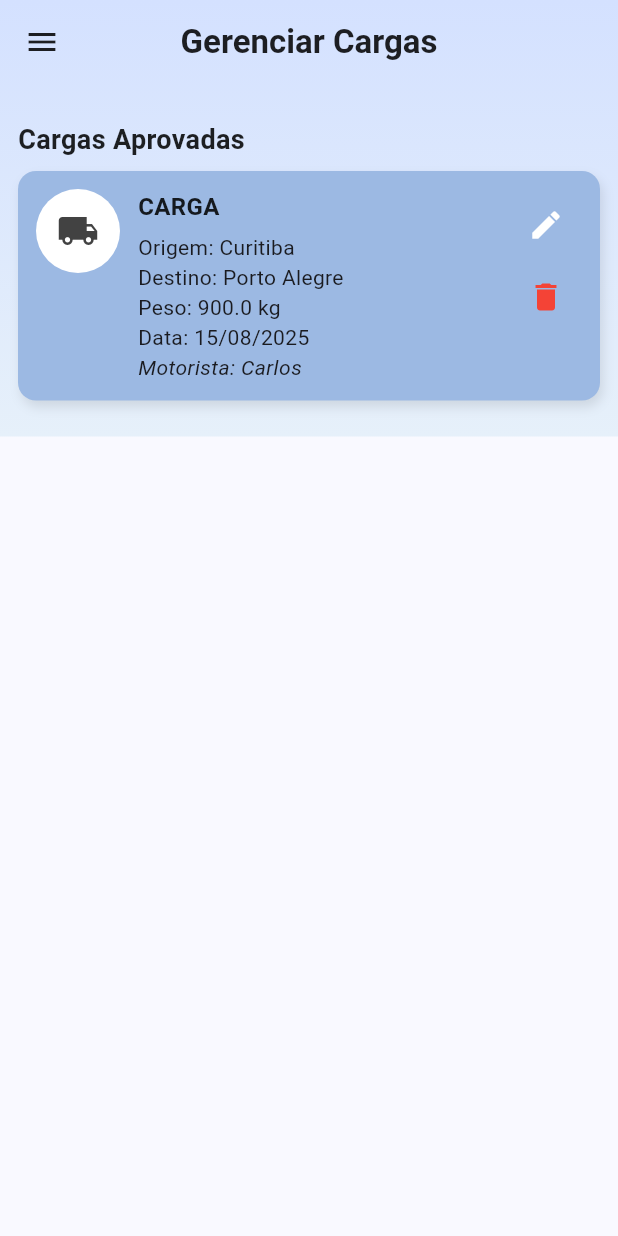
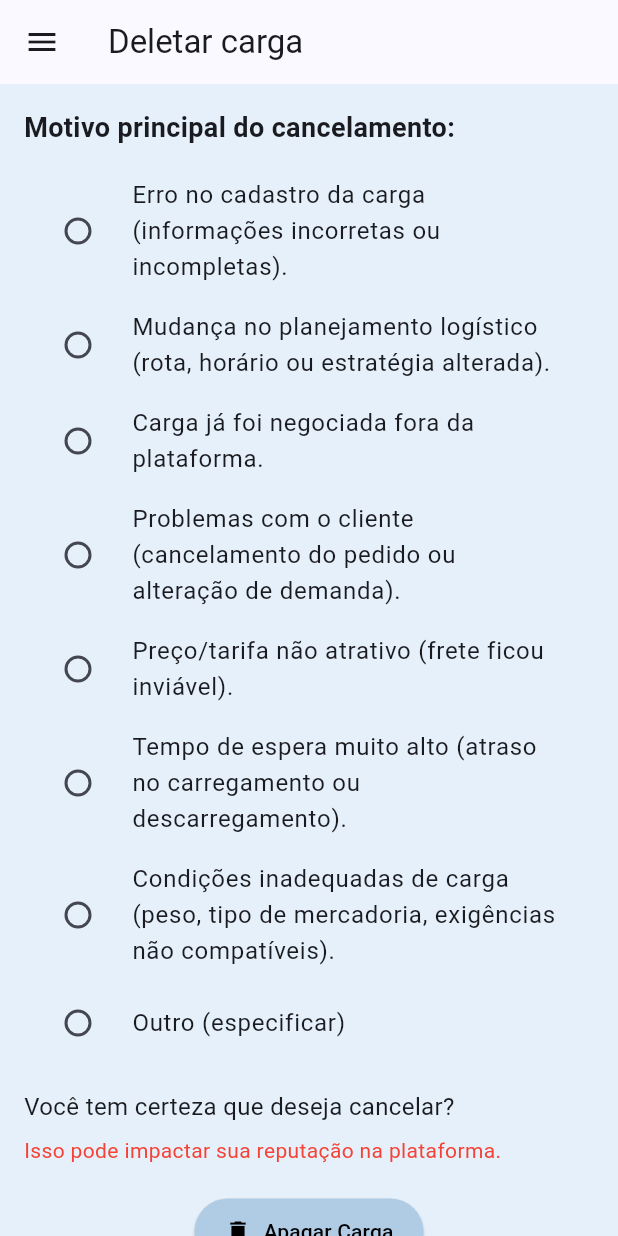
Before and after one commit to JoaoPedroPiceli/TruckLoad, a Flutter app: the CargasPendentes screen opened directly, after a tap on the "delete" icon, on a phone screen of 412 x 824 dp. Run offline on Flutter 3.47's test engine with Material 3 defaults, Android fonts, the phone set to English and light mode, and no system bars; our stand-ins replace mask_text_input_formatter.

Commit message:
Tela de deletar cargas adicionada

```diff
--- a/truckload/lib/screens/empresas/tela_cargasPendentes.dart
+++ b/truckload/lib/screens/empresas/tela_cargasPendentes.dart
@@ -2,6 +2,7 @@ import 'package:flutter/material.dart';
 import 'package:intl/intl.dart';
 import 'package:truckload/screens/empresas/tela_menuEmpresarial.dart';
 import 'package:truckload/screens/empresas/tela_editarCarga.dart';
+import 'package:truckload/screens/empresas/tela_deletarCargas.dart';
 
 // modelo de Carga
 class Carga {
@@ -54,6 +55,7 @@ class _CargasPendentesState extends State<CargasPendentes> {
     List<Carga> aprovadas = cargas.where((c) => c.aprovada).toList();
 
     return Scaffold(
+      backgroundColor: const Color(0xFFE6F0FA),
       appBar: AppBar(
         backgroundColor: Colors.transparent,
         elevation: 0,
@@ -73,15 +75,7 @@ class _CargasPendentesState extends State<CargasPendentes> {
         centerTitle: true,
       ),
       extendBodyBehindAppBar: true,
-      body: Container(
-        decoration: const BoxDecoration(
-          gradient: LinearGradient(
-            colors: [Color(0xFFD4E1FF),  Color(0xFFE6F0FA)],
-            begin: Alignment.topCenter,
-            end: Alignment.bottomCenter,
-          ),
-        ),
-        child: Padding(
+      body: Padding(
         padding: const EdgeInsets.fromLTRB(12, 80, 12, 12),
         child: SingleChildScrollView(
           child: Column(
@@ -127,7 +121,6 @@ class _CargasPendentesState extends State<CargasPendentes> {
           ),
         ),
       ),
-      ),
     );
   }
 
@@ -139,7 +132,7 @@ class _CargasPendentesState extends State<CargasPendentes> {
       margin: const EdgeInsets.only(bottom: 12),
       padding: const EdgeInsets.all(12),
       decoration: BoxDecoration(
-        color: const Color(0xFF9CB9E3),
+        color: const Color(0xFFB0CCE5),
         borderRadius: BorderRadius.circular(12),
         boxShadow: [
           BoxShadow(
@@ -217,9 +210,18 @@ class _CargasPendentesState extends State<CargasPendentes> {
                   IconButton(
                     icon: const Icon(Icons.delete, color: Colors.red),
                     onPressed: () {
+                      Navigator.push(
+                        context,
+                        MaterialPageRoute(
+                          builder: (_) => TelaDeletarCarga(
+                            onDelete: () {
                               setState(() {
-                        cargas.remove(carga);
+                                cargas.remove(carga); // só remove depois que confirmar na tela
                               });
+                            },
+                          ),
+                        ),
+                      );
                     },
                   ),
                 ],
--- a/truckload/lib/screens/empresas/tela_cargasRealizadas.dart
+++ b/truckload/lib/screens/empresas/tela_cargasRealizadas.dart
@@ -75,7 +75,7 @@ class _CargasRealizadasState extends State<CargasRealizadas> {
   Widget cargaCard(Carga carga, int index) {
     return Card(
       shape: RoundedRectangleBorder(borderRadius: BorderRadius.circular(15)),
-      color: const Color(0xFF9CB9E3),
+      color:  const Color(0xFFB0CCE5),
       margin: const EdgeInsets.symmetric(vertical: 8),
       elevation: 3,
       child: Padding(
--- /dev/null
+++ b/truckload/lib/screens/empresas/tela_deletarcargas.dart
@@ -0,0 +1,131 @@
+import 'package:flutter/material.dart';
+import 'tela_menuEmpresarial.dart';
+
+class TelaDeletarCarga extends StatefulWidget {
+  final VoidCallback onDelete; // callback para remover a carga
+
+  const TelaDeletarCarga({super.key, required this.onDelete});
+
+  @override
+  State<TelaDeletarCarga> createState() => _TelaDeletarCargaState();
+}
+
+class _TelaDeletarCargaState extends State<TelaDeletarCarga> {
+  String? motivoSelecionado;
+  final TextEditingController outroController = TextEditingController();
+
+  final List<String> motivos = [
+    "Erro no cadastro da carga (informações incorretas ou incompletas).",
+    "Mudança no planejamento logístico (rota, horário ou estratégia alterada).",
+    "Carga já foi negociada fora da plataforma.",
+    "Problemas com o cliente (cancelamento do pedido ou alteração de demanda).",
+    "Preço/tarifa não atrativo (frete ficou inviável).",
+    "Tempo de espera muito alto (atraso no carregamento ou descarregamento).",
+    "Condições inadequadas de carga (peso, tipo de mercadoria, exigências não compatíveis).",
+    "Outro (especificar)"
+  ];
+
+  void confirmarExclusao() {
+    if (motivoSelecionado == null) {
+      ScaffoldMessenger.of(context).showSnackBar(
+        const SnackBar(content: Text("Selecione um motivo para cancelar.")),
+      );
+      return;
+    }
+
+    if (motivoSelecionado == "Outro (especificar)" &&
+        outroController.text.trim().length < 10) {
+      ScaffoldMessenger.of(context).showSnackBar(
+        const SnackBar(content: Text("Escreva pelo menos 10 caracteres no motivo.")),
+      );
+      return;
+    }
+
+    // simulação
+    ScaffoldMessenger.of(context).showSnackBar(
+      const SnackBar(content: Text("Carga deletada com sucesso!")),
+    );
+
+    widget.onDelete(); // chama o callback que remove a carga
+    Navigator.pop(context); // volta para Cargas Pendentes
+  }
+
+  @override
+  Widget build(BuildContext context) {
+    return Scaffold(
+      backgroundColor: const Color(0xFFE6F0FA),
+      appBar: AppBar(
+        title: const Text("Deletar carga"),
+        leading: IconButton(
+          icon: const Icon(Icons.menu),
+          onPressed: () {
+            Navigator.push(
+              context,
+              MaterialPageRoute(builder: (_) => const TelaMenuEmpresa()),
+            );
+          },
+        ),
+      ),
+      body: SingleChildScrollView(
+        padding: const EdgeInsets.all(16),
+        child: Column(
+          crossAxisAlignment: CrossAxisAlignment.start,
+          children: [
+            const Text(
+              "Motivo principal do cancelamento:",
+              style: TextStyle(fontSize: 18, fontWeight: FontWeight.bold),
+            ),
+            const SizedBox(height: 12),
+            ...motivos.map((motivo) {
+              return RadioListTile(
+                title: Text(motivo),
+                value: motivo,
+                groupValue: motivoSelecionado,
+                onChanged: (value) {
+                  setState(() {
+                    motivoSelecionado = value.toString();
+                  });
+                },
+              );
+            }).toList(),
+            if (motivoSelecionado == "Outro (especificar)")
+              Padding(
+                padding: const EdgeInsets.symmetric(vertical: 12.0),
+                child: TextField(
+                  controller: outroController,
+                  maxLines: 2,
+                  decoration: const InputDecoration(
+                    border: OutlineInputBorder(),
+                    hintText: "Escreva o motivo...",
+                  ),
+                ),
+              ),
+            const SizedBox(height: 16),
+            const Text(
+              "Você tem certeza que deseja cancelar?",
+              style: TextStyle(fontSize: 16),
+            ),
+            const SizedBox(height: 8),
+            const Text(
+              "Isso pode impactar sua reputação na plataforma.",
+              style: TextStyle(color: Colors.red),
+            ),
+            const SizedBox(height: 20),
+            Center(
+              child: ElevatedButton.icon(
+                onPressed: confirmarExclusao,
+                icon: const Icon(Icons.delete),
+                label: const Text("Apagar Carga"),
+                style: ElevatedButton.styleFrom(
+                  backgroundColor:  const Color(0xFFB0CCE5),
+                  foregroundColor: Colors.black,
+                  padding: const EdgeInsets.symmetric(horizontal: 20, vertical: 12),
+                ),
+              ),
+            ),
+          ],
+        ),
+      ),
+    );
+  }
+}
--- a/truckload/lib/screens/empresas/tela_perfilEmpresarial.dart
+++ b/truckload/lib/screens/empresas/tela_perfilEmpresarial.dart
@@ -103,7 +103,7 @@ class TelaPerfilEmpresa extends StatelessWidget {
             padding: const EdgeInsets.all(10),
             margin: const EdgeInsets.only(top: 4),
             decoration: BoxDecoration(
-              color: Colors.blue[100],
+              color: const Color(0xFFB0CCE5),
               borderRadius: BorderRadius.circular(15),
             ),
             child: Row(
```
Lines whose indentation alone changed are shown as unchanged.
